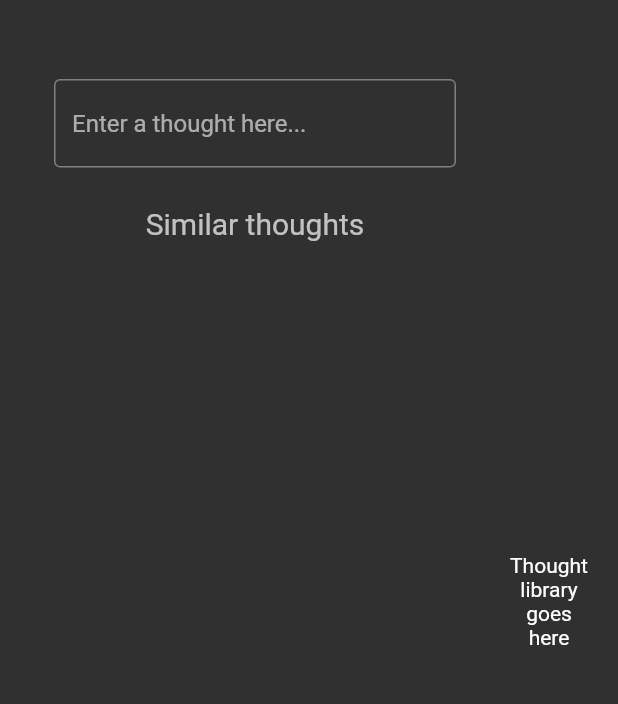
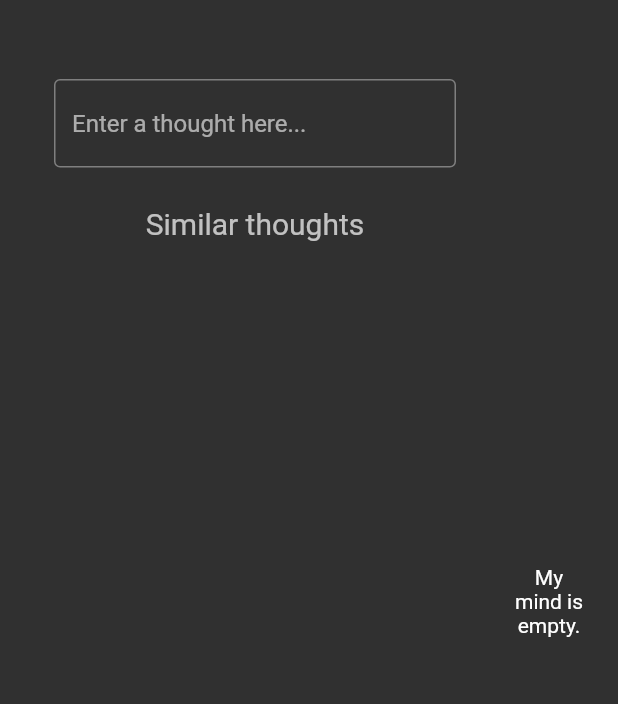
Before and after one commit to jacob-myers/ThoughtSort, a Flutter app: the screen it shows after launch, on a phone screen of 412 x 824 dp, the part 59-763 px from its top. Run offline on Flutter 3.47's test engine with Material 2 defaults, Android fonts, the phone set to English and light mode, and no system bars; missing offline and left inert: window_size.

Commit message:
Moving widgets to their correct files. Redoing ThoughtEntry (it was overly complicated). ThoughtLibrary code is made into a class, and loads all thoughts addThought is moved to the home widget tree, and is passed as a paramter to ThoughtEntry. addThought now uses appendThought from persistance.dart.

```diff
--- a/lib/pages/home.dart
+++ b/lib/pages/home.dart
@@ -1,5 +1,6 @@
 import 'package:flutter/material.dart';
 import 'package:flutter_staggered_grid_view/flutter_staggered_grid_view.dart';
+import 'package:thought_sort/widgets/thought_library.dart';
 import 'package:window_size/window_size.dart';
 
 // Widgets.
@@ -34,7 +35,7 @@ class _ThoughtSortHome extends State<ThoughtSortHome> {
   }
 
   late List<Thought> thoughts;
-  bool isThought = false;
+  //bool isThought = false;
 
   @override
   void initState() {
@@ -43,10 +44,19 @@ class _ThoughtSortHome extends State<ThoughtSortHome> {
     refreshThoughts();
   }
 
-  Future refreshThoughts() async {
-    setState(() => isThought = true);
+  void refreshThoughts() {
     this.thoughts = loadThoughts("thoughts");
-    setState(() => isThought = false);
+  }
+
+  // addThought is passed to ThoughtEntry, so that when a thought is added
+  // in ThoughtEntry, setState performs a rebuild check on the whole body.
+  // This updates ThoughtLibrary.
+  void addThought(int id, String strThought) {
+    setState(() {
+      Thought thought = Thought(id, DateTime.now(), strThought);
+      appendThought('thoughts', thought);
+      refreshThoughts();
+    });
   }
 
   @override
@@ -72,7 +82,7 @@ class _ThoughtSortHome extends State<ThoughtSortHome> {
               child: Column(
                 children: [
                   // Widget for text entry.
-                  ThoughtEntry(),
+                  ThoughtEntry(addThought: addThought),
 
                   // Separator
                   SizedBox(height: 10),
@@ -87,34 +97,15 @@ class _ThoughtSortHome extends State<ThoughtSortHome> {
             SizedBox(width: 20),
 
             Expanded(
-              child: isThought
-                ? Text(
-                    'Thought library goes here',
-                    textAlign: TextAlign.center,
-                  ) : buildThoughts(),
+              child: thoughts.isEmpty ? Text(
+                'My mind is empty.',
+                textAlign: TextAlign.center,
+              ) :
+              ThoughtLibrary(myThoughts: this.thoughts),
             ),
           ],
         ),
       )
     );
   }
-
-  Widget buildThoughts() => StaggeredGridView.countBuilder(
-
-    padding: EdgeInsets.all(8),
-    itemCount: thoughts.length,
-    staggeredTileBuilder: (index) => StaggeredTile.fit(2),
-    crossAxisCount: 4,
-    mainAxisSpacing: 4,
-    crossAxisSpacing: 4,
-    itemBuilder: (context, index) {
-      final thought = thoughts[index];
-
-      return GestureDetector(
-        child: ThoughtCard(thought: thought, index: index),
-      );
-    },
-  );
-
-
 }
--- a/lib/persistence.dart
+++ b/lib/persistence.dart
@@ -24,7 +24,7 @@ Thought parseThought(String str) {
 
 List<Thought> loadThoughts(String filename) {
   var file = File(filename);
-  if (file.existsSync()) {
+  if (!file.existsSync()) {
     return [];
   }
   var contents = file.readAsStringSync().trim();
--- a/lib/widgets/thought_entry.dart
+++ b/lib/widgets/thought_entry.dart
@@ -1,14 +1,15 @@
 import 'package:flutter/material.dart';
-import 'package:thought_sort/widgets/thought_library.dart';
 import '../persistence.dart';
 
 // Widget allows user to enter their thoughts and add to thought library.
 class ThoughtEntry extends StatefulWidget {
   final Thought? thought;
+  final Function(int, String) addThought;
 
-  const ThoughtEntry({
+  ThoughtEntry({
     super.key,
     this.thought,
+    required this.addThought
   });
 
   @override
@@ -17,31 +18,47 @@ class ThoughtEntry extends StatefulWidget {
 
 class _ThoughtEntry extends State<ThoughtEntry> {
   final textFieldController = TextEditingController();
-  late int id;
+  int id = 0;
   late String contents;
   late DateTime date;
 
   @override
   void initState() {
     super.initState();
-
-    id = widget.thought?.id ?? 0;
-    contents = widget.thought?.contents ?? '';
   }
 
   @override
   Widget build(BuildContext context) {
-    return Column(
-      mainAxisAlignment: MainAxisAlignment.center,
-      children: <Widget>[
-        ThoughtFormWidget(
-          textFieldController: textFieldController,
-          id: id,
-          contents: contents,
-          onChangedId: (id) => setState(() => this.id = id),
-          onChangedContents: (contents) => setState(() => this.contents = contents),
+    return SingleChildScrollView(
+      child: Padding(
+        padding: EdgeInsets.all(16),
+        child: Column(
+          mainAxisSize: MainAxisSize.min,
+          children: [
+            TextField(
+              controller: textFieldController,
+
+              keyboardType: TextInputType.text,
+
+              textInputAction: TextInputAction.done,
+              maxLines: null,
+
+              // Styling.
+              decoration: const InputDecoration(
+                border: OutlineInputBorder(),
+                hintText: 'Enter a thought here...',
+              ),
+
+              // When Enter is pressed.
+              onSubmitted: (String value) {
+                widget.addThought(id, value);
+                // Clears the TextField.
+                textFieldController.clear();
+              },
+            ),
+          ],
         ),
-      ],
+      ),
     );
   }
 }
--- a/lib/widgets/thought_library.dart
+++ b/lib/widgets/thought_library.dart
@@ -2,91 +2,41 @@
 // Likely use the GridView or Listview class.
 
 // Widget that uses the Card class to display a thought.
+import 'package:flutter/material.dart';
+import 'package:flutter_staggered_grid_view/flutter_staggered_grid_view.dart';
+import 'package:thought_sort/persistence.dart';
+import 'package:thought_sort/widgets/thought_card.dart';
 
-import 'package:flutter/material.dart';
+class ThoughtLibrary extends StatefulWidget {
+  final List<Thought> myThoughts;
 
-import '../persistence.dart';
-
-class ThoughtFormWidget extends StatelessWidget {
-  final TextEditingController textFieldController;
-  final int id;
-  final String contents;
-  final ValueChanged<int> onChangedId;
-  final ValueChanged<String> onChangedContents;
-
-  const ThoughtFormWidget({
-    Key? key,
-    required this.textFieldController,
-    this.id = 1,
-    this.contents = '',
-    required this.onChangedId,
-    required this.onChangedContents,
-
-  }) : super(key: key);
+  const ThoughtLibrary({
+    super.key,
+    required this.myThoughts,
+  });
 
   @override
-  Widget build(BuildContext context) => SingleChildScrollView(
-    child: Padding(
-      padding: EdgeInsets.all(16),
-      child: Column(
-        mainAxisSize: MainAxisSize.min,
-        children: [
-          TextField(
-          controller: textFieldController,
+  State<ThoughtLibrary> createState() => _ThoughtLibrary();
+}
 
-          keyboardType: TextInputType.text,
+class _ThoughtLibrary extends State<ThoughtLibrary> {
+  @override
+  Widget build(BuildContext context) {
+    return StaggeredGridView.countBuilder(
 
-          textInputAction: TextInputAction.done,
-          maxLines: null,
+      padding: EdgeInsets.all(8),
+      itemCount: widget.myThoughts.length,
+      staggeredTileBuilder: (index) => StaggeredTile.fit(2),
+      crossAxisCount: 4,
+      mainAxisSpacing: 4,
+      crossAxisSpacing: 4,
+      itemBuilder: (context, index) {
+      final thought = widget.myThoughts[index];
 
-          // Styling.
-          decoration: const InputDecoration(
-            border: OutlineInputBorder(),
-            hintText: 'Enter a thought here...',
-          ),
-
-          // When Enter is pressed.
-          onChanged: onChangedContents,
-          onSubmitted: (String value) {
-            addThought();
-            // Clears the TextField.
-            textFieldController.clear();
-
-          },
-          ),
-        ],
-      ),
-    ),
-  );
-
-
-  /*
-  Widget buildContents() => TextField(
-    controller: textFieldController,
-
-    keyboardType: TextInputType.text,
-
-    textInputAction: TextInputAction.done,
-    maxLines: null,
-
-    // Styling.
-    decoration: const InputDecoration(
-      border: OutlineInputBorder(),
-      hintText: 'Enter a thought here...',
-    ),
-
-    // When Enter is pressed.
-    onChanged: onChangedContents,
-    onSubmitted: (String value) {
-      addThought();
-      // Clears the TextField.
-      textFieldController.clear();
-    },
-  );
-  */
-
-  Future addThought() async {
-    List<Thought> thought = [Thought(id, DateTime.now(), contents)];
-    saveThoughts("thoughts", thought);
+      return GestureDetector(
+        child: ThoughtCard(thought: thought, index: index),
+      );
+      },
+    );
   }
 }
```
